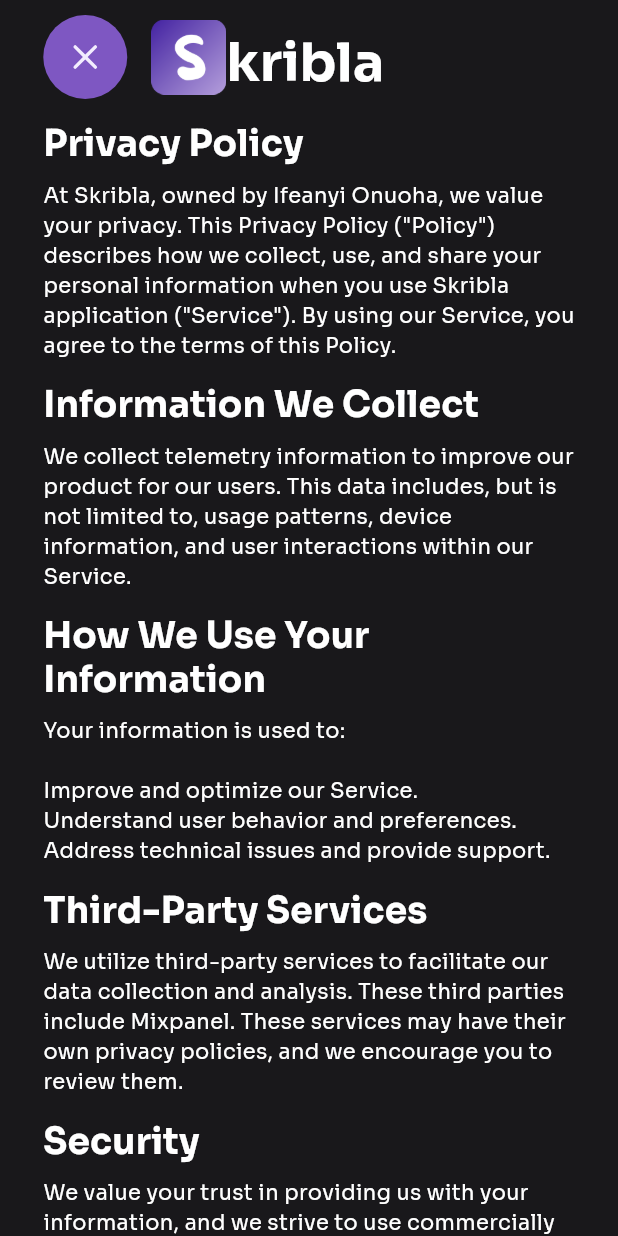
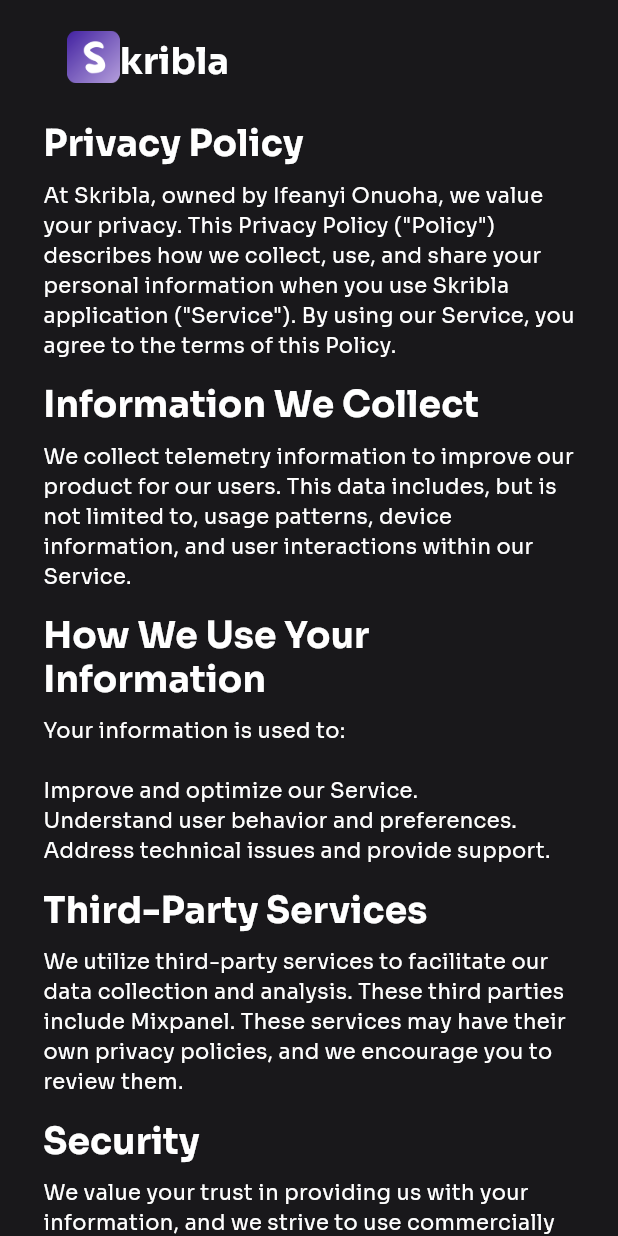
Before and after one commit to o-ifeanyi/skribla_web, a Flutter app: the screen it shows after launch, after a tap on "Privacy", on a phone screen of 412 x 824 dp. Run offline on Flutter 3.47's test engine with Material 3 defaults, Android fonts, the light colour scheme and no system bars; our stand-ins replace firebase_core, flex_color_scheme, phosphor_flutter; missing offline and left inert: dart:html; accounts and stored records are empty; generated files the repository leaves out were written again.

Commit message:
fix gradient text

```diff
--- a/lib/screens/home_screen.dart
+++ b/lib/screens/home_screen.dart
@@ -45,9 +45,9 @@
                   style: context.textTheme.displayLarge,
                   gradient: LinearGradient(
                     colors: [
-                      context.colorScheme.secondary,
+                      context.colorScheme.primaryContainer,
                       context.colorScheme.primary,
-                      context.colorScheme.secondary,
+                      context.colorScheme.primaryContainer,
                     ],
                   ),
                 ),
--- a/lib/widgets/default_app_bar.dart
+++ b/lib/widgets/default_app_bar.dart
@@ -1,5 +1,4 @@
 import 'package:flutter/material.dart';
-import 'package:phosphor_flutter/phosphor_flutter.dart';
 import 'package:skribla_web/util/config.dart';
 import 'package:skribla_web/util/context_utils.dart';
 
@@ -10,40 +9,33 @@
     this.titleStyle,
     this.leading,
     this.actions = const [],
-    this.automaticallyImplyLeading = true,
   });
 
   final Widget? title;
   final TextStyle? titleStyle;
   final Widget? leading;
   final List<Widget> actions;
-  final bool automaticallyImplyLeading;
 
   @override
   Widget build(BuildContext context) {
     return AppBar(
-      automaticallyImplyLeading: automaticallyImplyLeading,
+      automaticallyImplyLeading: false,
       backgroundColor: context.theme.scaffoldBackgroundColor,
       scrolledUnderElevation: 0,
       elevation: 0,
       centerTitle: true,
-      leading: automaticallyImplyLeading
-          ? GestureDetector(
-              onTap: Navigator.of(context).pop,
-              child: CircleAvatar(
-                backgroundColor: context.theme.inputDecorationTheme.fillColor,
-                child: const Icon(PhosphorIconsBold.x),
-              ),
-            )
-          : null,
+      leading: null,
       title: Row(
         crossAxisAlignment: CrossAxisAlignment.end,
         children: [
-          Image.asset(
-            'assets/images/logo.png',
-            height: 50,
+          GestureDetector(
+            onTap: Navigator.of(context).pop,
+            child: Image.asset(
+              'assets/images/logo.png',
+              height: 35,
+            ),
           ),
-          Text('kribla', style: context.textTheme.displayMedium),
+          Text('kribla', style: context.textTheme.titleSmall),
         ],
       ),
       actions: [
```
Also changed, not shown: 1 other file.
